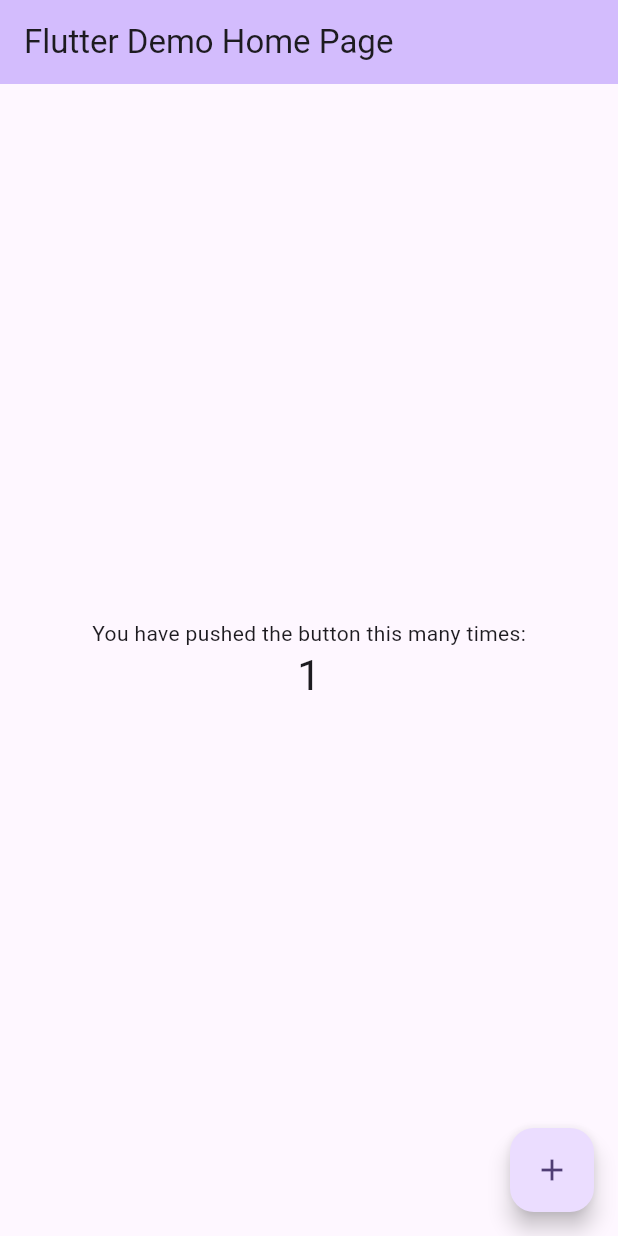
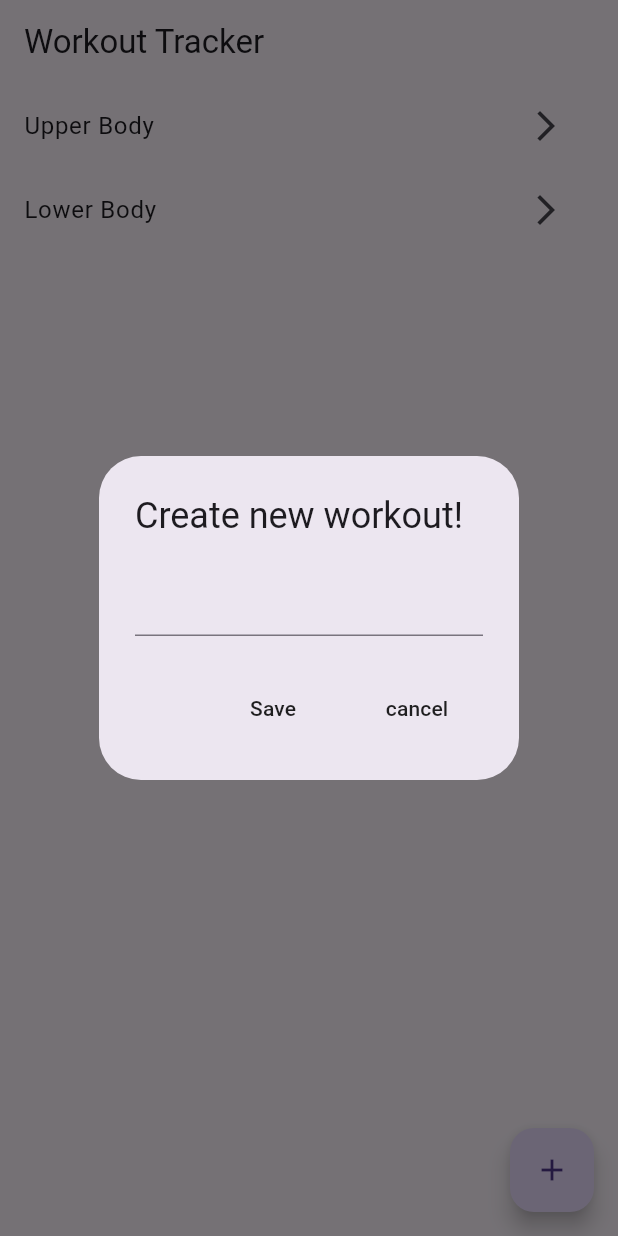
Before and after one commit to Urminhirpara/fworkout, a Flutter app: the screen it shows after launch, after a tap on the "add" icon, on a phone screen of 412 x 824 dp. Run offline on Flutter 3.47's test engine with Material 3 defaults, Android fonts, the phone set to English and light mode, and no system bars; our stand-ins replace hive, hive_flutter; accounts and stored records are empty.

Commit message:
data base issue

```diff
--- /dev/null
+++ b/lib/data/hive_database.dart
@@ -0,0 +1,118 @@
+import 'package:hive/hive.dart';
+import 'package:workout/datetime/date_time.dart';
+import 'package:workout/models/exercise.dart';
+import 'package:workout/models/workout.dart';
+
+class HiveDatabase {
+  // reference our hive box
+  final _myBox = Hive.box("workout_database2");
+
+  // check if there is already data stored, if not, record the start date
+  bool previousDataExists() {
+    if (_myBox.isEmpty) {
+      print("previous data does NOt Exist");
+      _myBox.put("START_DATE", todaysDateYYYYMMDD());
+      return false;
+    } else {
+      print("previous data does Exist");
+      return true;
+    }
+  }
+
+// return start date as yyyymmdd
+  String getStartDate() {
+    return _myBox.get("START_DATE");
+  }
+
+// write data
+  void saveToDatabase(List<Workout> workouts) {
+    final workoutList = convertObjectToWorkoutList(workouts);
+    final exerciseList = convertObjectToExerciseList(workouts);
+    if (exerciseCompleted(workouts)) {
+      _myBox.put("COMPLETION_STATUS_" + todaysDateYYYYMMDD(), 1);
+    } else {
+      _myBox.put("COMPLETION_STATUS_" + todaysDateYYYYMMDD(), 0);
+    }
+    _myBox.put("WORKOUTS", workoutList);
+    _myBox.put("EXERCISES", exerciseList);
+  }
+
+  // read data, and return a list of workouts
+  List<Workout> readFromDatabase() {
+    List<Workout> mySavedWorkouts = [];
+    List<String> workoutNames = _myBox.get("WORKOUTS");
+    final exerciseDetails = _myBox.get("EXERCISES");
+    for (int i = 0; i < workoutNames.length; i++) {
+      List<Exercise> exerciseInEachWorkout = [];
+      for (int j = 0; j < exerciseDetails[i].length; j++) {
+        exerciseInEachWorkout.add(Exercise(
+          name: exerciseDetails[i][j][0],
+          weight: exerciseDetails[i][j][1],
+          reps: exerciseDetails[i][j][2],
+          sets: exerciseDetails[i][j][3],
+          isCompleted: exerciseDetails[i][j][4] == "true" ? true : false,
+        ));
+      }
+      Workout workout =
+          Workout(name: workoutNames[i], exercises: exerciseInEachWorkout);
+      mySavedWorkouts.add(workout);
+    }
+
+    return mySavedWorkouts;
+  }
+
+// check if andy exercise
+  bool exerciseCompleted(List<Workout> workouts) {
+    for (var workout in workouts) {
+      for (var exercise in workout.exercises) {
+        if (exercise.isCompleted) {
+          return true;
+        }
+      }
+    }
+    return false;
+  }
+
+// return completion status of given date yyyymmdd
+  int getCompletedStatus(String yyyymmdd) {
+    int completionSatus = _myBox.get("COMPLETION_STATUS_$yyyymmdd") ?? 0;
+    return completionSatus;
+  }
+}
+
+// converts workout objects into a list
+List<String> convertObjectToWorkoutList(List<Workout> workouts) {
+  List<String> workoutList = [];
+
+  for (int i = 0; i < workouts.length; i++) {
+    workoutList.add(
+      workouts[i].name,
+    );
+  }
+
+  return workoutList;
+}
+
+// converts the exercises in a workout objects into a list of strings
+List<List<List<String>>> convertObjectToExerciseList(List<Workout> workouts) {
+  List<List<List<String>>> exerciseList = [];
+
+  for (int i = 0; i < workouts.length; i++) {
+    List<Exercise> exercisesInWorkout = workouts[i].exercises;
+    List<List<String>> individualWorkout = [];
+    for (int j = 0; j < exercisesInWorkout.length; j++) {
+      List<String> individualExercise = [];
+      individualExercise.addAll(
+        [
+          exercisesInWorkout[j].name,
+          exercisesInWorkout[j].weight,
+          exercisesInWorkout[j].reps,
+          exercisesInWorkout[j].sets,
+          exercisesInWorkout[j].isCompleted.toString(),
+        ],
+      );
+      individualWorkout.add(individualExercise);
+    }
+  }
+  return exerciseList;
+}
--- /dev/null
+++ b/lib/data/workout_data.dart
@@ -0,0 +1,80 @@
+import 'package:flutter/cupertino.dart';
+import 'package:workout/data/hive_database.dart';
+import 'package:workout/models/exercise.dart';
+
+import '../models/workout.dart';
+
+class WorkoutData extends ChangeNotifier {
+  final db = HiveDatabase();
+
+  List<Workout> workoutList = [
+    Workout(name: "Upper Body", exercises: [
+      Exercise(name: "Bicep Curls", weight: "10", reps: "10", sets: "3"),
+    ]),
+    Workout(name: "Lower Body", exercises: [
+      Exercise(name: "Squats", weight: "10", reps: "10", sets: "3"),
+    ]),
+  ];
+
+  // if there are workouts already in database, then get that workout list, otherwise use default workouts;
+
+  void initalizeWorkoutList() {
+    if (db.previousDataExists()) {
+      workoutList = db.readFromDatabase();
+    } else {
+      db.saveToDatabase(workoutList);
+    }
+  }
+
+  // get the list of Workouts
+  List<Workout> getWorkoutList() {
+    return workoutList;
+  }
+
+  // get length of a given workout
+  int numberOfExercisesInWorkout(String workoutName) {
+    Workout relevantWorkout = getRelevantWorkout(workoutName);
+    return relevantWorkout.exercises.length;
+  }
+
+// add a workout
+  void addWorkout(String name) {
+    workoutList.add(Workout(name: name, exercises: []));
+    notifyListeners();
+    db.saveToDatabase(workoutList);
+  }
+
+// add an exercise to a workout
+
+  void addExercise(String workoutName, String exerciseName, String weight,
+      String reps, String sets) {
+    Workout relevantWorkout = getRelevantWorkout(workoutName);
+
+    relevantWorkout.exercises.add(
+        Exercise(name: exerciseName, weight: weight, reps: reps, sets: sets));
+    notifyListeners();
+    db.saveToDatabase(workoutList);
+  }
+
+// check off exercise
+
+  void checkOffExercise(String workoutName, String exerciseName) {
+    Exercise relevantExercise = getRelevantExercise(workoutName, exerciseName);
+    relevantExercise.isCompleted = !relevantExercise.isCompleted;
+    notifyListeners();
+    db.saveToDatabase(workoutList);
+  }
+
+  Workout getRelevantWorkout(String workoutName) {
+    Workout relevantWorkout =
+        workoutList.firstWhere((workout) => workout.name == workoutName);
+    return relevantWorkout;
+  }
+
+  Exercise getRelevantExercise(String workoutName, String exerciseName) {
+    Workout relevantWorkout = getRelevantWorkout(workoutName);
+    Exercise relevantExercise = relevantWorkout.exercises
+        .firstWhere((exercise) => exercise.name == exerciseName);
+    return relevantExercise;
+  }
+}
--- /dev/null
+++ b/lib/datetime/date_time.dart
@@ -0,0 +1,39 @@
+// return today's date as yyyymmdd
+String todaysDateYYYYMMDD() {
+  var dateTimeObject = DateTime.now();
+  String year = dateTimeObject.year.toString();
+  String month = dateTimeObject.month.toString();
+  if (month.length == 1) {
+    month = '0$month';
+  }
+  String day = dateTimeObject.day.toString();
+  if (day.length == 1) {
+    day = '0$day';
+  }
+  String yyyymmdd = year + month + day;
+  return yyyymmdd;
+}
+
+// convert string yyyymmdd to DateTime object
+DateTime createDateTimeObject(String yyyymmdd) {
+  int yyyy = int.parse(yyyymmdd.substring(0, 4));
+  int mm = int.parse(yyyymmdd.substring(4, 6));
+  int dd = int.parse(yyyymmdd.substring(6, 8));
+  DateTime dateTimeObject = DateTime(yyyy, mm, dd);
+  return dateTimeObject;
+}
+
+// convert DateTime object to string yyyymmdd
+String convertDateTimeToYYYYMMDD(DateTime dateTime) {
+  String year = dateTime.year.toString();
+  String month = dateTime.month.toString();
+  if (month.length == 1) {
+    month = '0$month';
+  }
+  String day = dateTime.day.toString();
+  if (day.length == 1) {
+    day = '0$day';
+  }
+  String yyyymmdd = year + month + day;
+  return yyyymmdd;
+}
--- a/lib/main.dart
+++ b/lib/main.dart
@@ -1,125 +1,26 @@
 import 'package:flutter/material.dart';
+import 'package:hive_flutter/hive_flutter.dart';
+import 'package:provider/provider.dart';
+import 'package:workout/data/workout_data.dart';
+import 'package:workout/pages/home_page.dart';
 
-void main() {
+void main() async {
+  await Hive.initFlutter();
+  await Hive.openBox("workout_database2");
   runApp(const MyApp());
 }
 
 class MyApp extends StatelessWidget {
   const MyApp({super.key});
 
-  // This widget is the root of your application.
   @override
   Widget build(BuildContext context) {
-    return MaterialApp(
-      title: 'Flutter Demo',
-      theme: ThemeData(
-        // This is the theme of your application.
-        //
-        // TRY THIS: Try running your application with "flutter run". You'll see
-        // the application has a purple toolbar. Then, without quitting the app,
-        // try changing the seedColor in the colorScheme below to Colors.green
-        // and then invoke "hot reload" (save your changes or press the "hot
-        // reload" button in a Flutter-supported IDE, or press "r" if you used
-        // the command line to start the app).
-        //
-        // Notice that the counter didn't reset back to zero; the application
-        // state is not lost during the reload. To reset the state, use hot
-        // restart instead.
-        //
-        // This works for code too, not just values: Most code changes can be
-        // tested with just a hot reload.
-        colorScheme: ColorScheme.fromSeed(seedColor: Colors.deepPurple),
-        useMaterial3: true,
+    return ChangeNotifierProvider(
+      create: (context) => WorkoutData(),
+      child: const MaterialApp(
+        debugShowCheckedModeBanner: false,
+        home: HomePage(),
       ),
-      home: const MyHomePage(title: 'Flutter Demo Home Page'),
     );
   }
 }
-
-class MyHomePage extends StatefulWidget {
-  const MyHomePage({super.key, required this.title});
-
-  // This widget is the home page of your application. It is stateful, meaning
-  // that it has a State object (defined below) that contains fields that affect
-  // how it looks.
-
-  // This class is the configuration for the state. It holds the values (in this
-  // case the title) provided by the parent (in this case the App widget) and
-  // used by the build method of the State. Fields in a Widget subclass are
-  // always marked "final".
-
-  final String title;
-
-  @override
-  State<MyHomePage> createState() => _MyHomePageState();
-}
-
-class _MyHomePageState extends State<MyHomePage> {
-  int _counter = 0;
-
-  void _incrementCounter() {
-    setState(() {
-      // This call to setState tells the Flutter framework that something has
-      // changed in this State, which causes it to rerun the build method below
-      // so that the display can reflect the updated values. If we changed
-      // _counter without calling setState(), then the build method would not be
-      // called again, and so nothing would appear to happen.
-      _counter++;
-    });
-  }
-
-  @override
-  Widget build(BuildContext context) {
-    // This method is rerun every time setState is called, for instance as done
-    // by the _incrementCounter method above.
-    //
-    // The Flutter framework has been optimized to make rerunning build methods
-    // fast, so that you can just rebuild anything that needs updating rather
-    // than having to individually change instances of widgets.
-    return Scaffold(
-      appBar: AppBar(
-        // TRY THIS: Try changing the color here to a specific color (to
-        // Colors.amber, perhaps?) and trigger a hot reload to see the AppBar
-        // change color while the other colors stay the same.
-        backgroundColor: Theme.of(context).colorScheme.inversePrimary,
-        // Here we take the value from the MyHomePage object that was created by
-        // the App.build method, and use it to set our appbar title.
-        title: Text(widget.title),
-      ),
-      body: Center(
-        // Center is a layout widget. It takes a single child and positions it
-        // in the middle of the parent.
-        child: Column(
-          // Column is also a layout widget. It takes a list of children and
-          // arranges them vertically. By default, it sizes itself to fit its
-          // children horizontally, and tries to be as tall as its parent.
-          //
-          // Column has various properties to control how it sizes itself and
-          // how it positions its children. Here we use mainAxisAlignment to
-          // center the children vertically; the main axis here is the vertical
-          // axis because Columns are vertical (the cross axis would be
-          // horizontal).
-          //
-          // TRY THIS: Invoke "debug painting" (choose the "Toggle Debug Paint"
-          // action in the IDE, or press "p" in the console), to see the
-          // wireframe for each widget.
-          mainAxisAlignment: MainAxisAlignment.center,
-          children: <Widget>[
-            const Text(
-              'You have pushed the button this many times:',
-            ),
-            Text(
-              '$_counter',
-              style: Theme.of(context).textTheme.headlineMedium,
-            ),
-          ],
-        ),
-      ),
-      floatingActionButton: FloatingActionButton(
-        onPressed: _incrementCounter,
-        tooltip: 'Increment',
-        child: const Icon(Icons.add),
-      ), // This trailing comma makes auto-formatting nicer for build methods.
-    );
-  }
-}
--- /dev/null
+++ b/lib/models/exercise.dart
@@ -0,0 +1,15 @@
+class Exercise {
+  final String name;
+  final String weight;
+  final String reps;
+  final String sets;
+  bool isCompleted;
+
+  Exercise({
+    required this.name,
+    required this.weight,
+    required this.reps,
+    required this.sets,
+    this.isCompleted = false,
+  });
+}
--- /dev/null
+++ b/lib/models/workout.dart
@@ -0,0 +1,8 @@
+import 'exercise.dart';
+
+class Workout {
+  final String name;
+  final List<Exercise> exercises;
+
+  Workout({required this.name, required this.exercises});
+}
--- /dev/null
+++ b/lib/pages/home_page.dart
@@ -0,0 +1,90 @@
+import 'package:flutter/material.dart';
+import 'package:provider/provider.dart';
+import 'package:workout/data/workout_data.dart';
+import 'package:workout/pages/workout_page.dart';
+
+class HomePage extends StatefulWidget {
+  const HomePage({super.key});
+
+  @override
+  State<HomePage> createState() => _HomePageState();
+}
+
+class _HomePageState extends State<HomePage> {
+  final newWorkoutNameController = TextEditingController();
+
+  @override
+  void initState() {
+    // TODO: implement initState
+    super.initState();
+    Provider.of<WorkoutData>(context, listen: false).initalizeWorkoutList();
+  }
+
+  void createNewWorkout() {
+    showDialog(
+        context: context,
+        builder: (context) => AlertDialog(
+              title: Text("Create new workout!"),
+              content: TextField(
+                controller: newWorkoutNameController,
+              ),
+              actions: [
+                MaterialButton(
+                  onPressed: save,
+                  child: Text("Save"),
+                ),
+                MaterialButton(onPressed: cancel, child: Text("cancel"))
+              ],
+            ));
+  }
+
+  void goToWorkoutPage(String workoutName) {
+    Navigator.push(
+        context,
+        MaterialPageRoute(
+            builder: (context) => WorkoutPage(workoutName: workoutName)));
+  }
+
+  void save() {
+    if (newWorkoutNameController.text != "") {
+      Provider.of<WorkoutData>(context, listen: false)
+          .addWorkout(newWorkoutNameController.text);
+    }
+    Navigator.pop(context);
+    clear();
+  }
+
+  void cancel() {
+    Navigator.pop(context);
+    clear();
+  }
+
+  void clear() {
+    newWorkoutNameController.clear();
+  }
+
+  @override
+  Widget build(BuildContext context) {
+    return Scaffold(
+      appBar: AppBar(
+        title: const Text("Workout Tracker"),
+      ),
+      floatingActionButton: FloatingActionButton(
+        onPressed: createNewWorkout,
+        child: Icon(Icons.add),
+      ),
+      body: Consumer<WorkoutData>(
+        builder: (context, value, child) => ListView.builder(
+            itemCount: value.getWorkoutList().length,
+            itemBuilder: (context, index) => ListTile(
+                  title: Text(value.getWorkoutList()[index].name),
+                  trailing: IconButton(
+                    icon: Icon(Icons.arrow_forward_ios),
+                    onPressed: () =>
+                        goToWorkoutPage(value.getWorkoutList()[index].name),
+                  ),
+                )),
+      ),
+    );
+  }
+}
--- a/pubspec.yaml
+++ b/pubspec.yaml
@@ -35,6 +35,9 @@ dependencies:
   # The following adds the Cupertino Icons font to your application.
   # Use with the CupertinoIcons class for iOS style icons.
   cupertino_icons: ^1.0.2
+  provider:
+  hive: ^2.2.3
+  hive_flutter: ^1.1.0
 
 dev_dependencies:
   flutter_test:
```
Also changed, not shown: lib/components/exercise_tile.dart (added, +62 -0 lines), lib/pages/workout_page.dart (added, +124 -0 lines), pubspec.lock, 4 other files.
